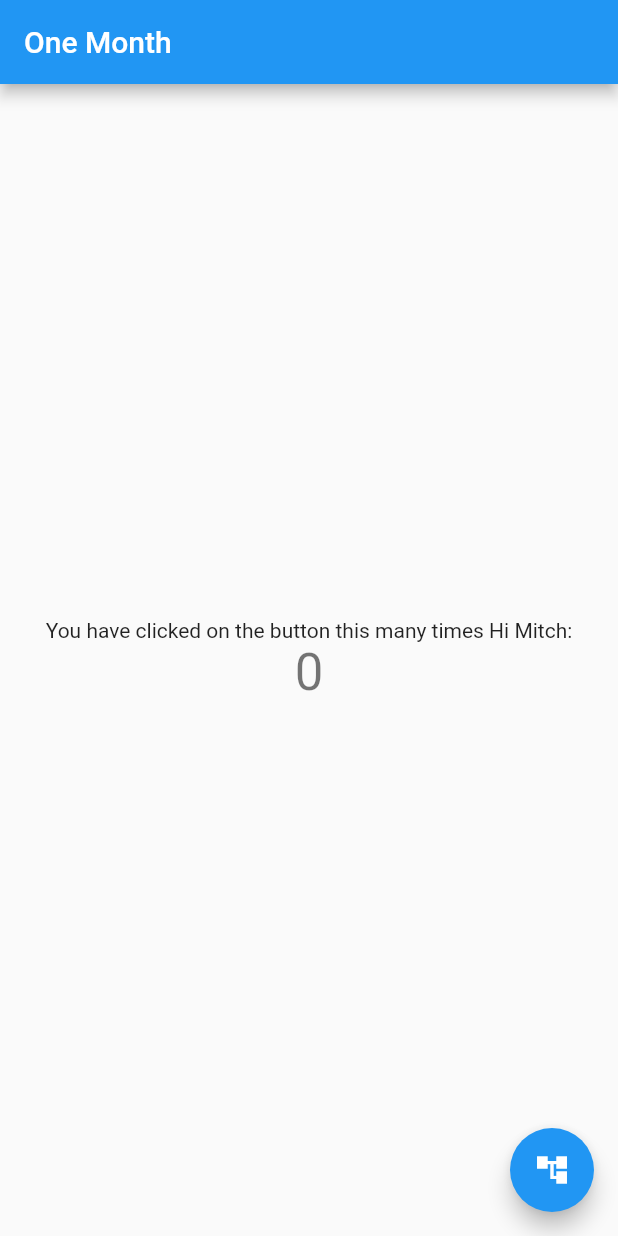
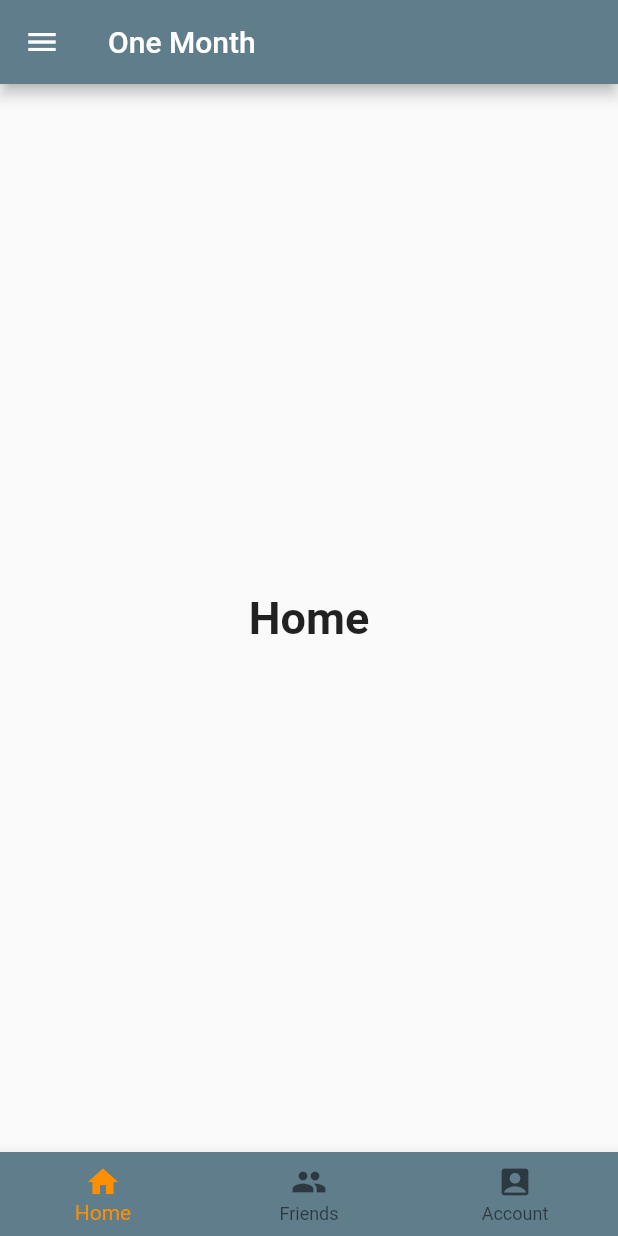
Before and after one commit to mitchrhammond/one-month, a Flutter app: the screen it shows after launch, on a phone screen of 412 x 824 dp. Run offline on Flutter 3.47's test engine with Material 2 defaults, Android fonts, the phone set to English and light mode, and no system bars.

Commit message:
bottom nav bar set with correct lables and icons

```diff
--- a/lib/main.dart
+++ b/lib/main.dart
@@ -1,115 +1,112 @@
 import 'package:flutter/material.dart';
 
-void main() {
-  runApp(MyApp());
-}
+void main() => runApp(MyApp());
 
+/// This is the main application widget.
 class MyApp extends StatelessWidget {
-  // This widget is the root of your application.
+  static const String _title = 'One Month';
+
   @override
   Widget build(BuildContext context) {
     return MaterialApp(
-      title: 'Flutter Demo',
+      title: _title,
       theme: ThemeData(
-        // This is the theme of your application.
-        //
-        // Try running your application with "flutter run". You'll see the
-        // application has a blue toolbar. Then, without quitting the app, try
-        // changing the primarySwatch below to Colors.green and then invoke
-        // "hot reload" (press "r" in the console where you ran "flutter run",
-        // or simply save your changes to "hot reload" in a Flutter IDE).
-        // Notice that the counter didn't reset back to zero; the application
-        // is not restarted.
-        primarySwatch: Colors.blue,
-        // This makes the visual density adapt to the platform that you run
-        // the app on. For desktop platforms, the controls will be smaller and
-        // closer together (more dense) than on mobile platforms.
+        primarySwatch: Colors.blueGrey,
         visualDensity: VisualDensity.adaptivePlatformDensity,
       ),
-      home: MyHomePage(title: 'One Month'),
+      home: MyStatefulWidget(),
     );
   }
 }
 
-class MyHomePage extends StatefulWidget {
-  MyHomePage({Key key, this.title}) : super(key: key);
-
-  // This widget is the home page of your application. It is stateful, meaning
-  // that it has a State object (defined below) that contains fields that affect
-  // how it looks.
-
-  // This class is the configuration for the state. It holds the values (in this
-  // case the title) provided by the parent (in this case the App widget) and
-  // used by the build method of the State. Fields in a Widget subclass are
-  // always marked "final".
-
-  final String title;
+/// This is the stateful widget that the main application instantiates.
+class MyStatefulWidget extends StatefulWidget {
+  MyStatefulWidget({Key key}) : super(key: key);
 
   @override
-  _MyHomePageState createState() => _MyHomePageState();
+  _MyStatefulWidgetState createState() => _MyStatefulWidgetState();
 }
 
-class _MyHomePageState extends State<MyHomePage> {
-  int _counter = 0;
+/// This is the private State class that goes with MyStatefulWidget.
+class _MyStatefulWidgetState extends State<MyStatefulWidget> {
+  int _selectedIndex = 0;
+  static const TextStyle optionStyle =
+      TextStyle(fontSize: 30, fontWeight: FontWeight.bold);
+  static const List<Widget> _widgetOptions = <Widget>[
+    Text(
+      'Home',
+      style: optionStyle,
+    ),
+    Text(
+      'Friends',
+      style: optionStyle,
+    ),
+    Text(
+      'Account',
+      style: optionStyle,
+    ),
+  ];
 
-  void _incrementCounter() {
+  void _onItemTapped(int index) {
     setState(() {
-      // This call to setState tells the Flutter framework that something has
-      // changed in this State, which causes it to rerun the build method below
-      // so that the display can reflect the updated values. If we changed
-      // _counter without calling setState(), then the build method would not be
-      // called again, and so nothing would appear to happen.
-      _counter++;
+      _selectedIndex = index;
     });
   }
 
   @override
   Widget build(BuildContext context) {
-    // This method is rerun every time setState is called, for instance as done
-    // by the _incrementCounter method above.
-    //
-    // The Flutter framework has been optimized to make rerunning build methods
-    // fast, so that you can just rebuild anything that needs updating rather
-    // than having to individually change instances of widgets.
     return Scaffold(
       appBar: AppBar(
-        title: Text(widget.title),
+        title: const Text('One Month'),
       ),
       body: Center(
-        // Center is a layout widget. It takes a single child and positions it
-        // in the middle of the parent.
-        child: Column(
-          // Column is also a layout widget. It takes a list of children and
-          // arranges them vertically. By default, it sizes itself to fit its
-          // children horizontally, and tries to be as tall as its parent.
-          //
-          // Invoke "debug painting" (press "p" in the console, choose the
-          // "Toggle Debug Paint" action from the Flutter Inspector in Android
-          // Studio, or the "Toggle Debug Paint" command in Visual Studio Code)
-          // to see the wireframe for each widget.
-          //
-          // Column has various properties to control how it sizes itself and
-          // how it positions its children. Here we use mainAxisAlignment to
-          // center the children vertically; the main axis here is the vertical
-          // axis because Columns are vertical (the cross axis would be
-          // horizontal).
-          mainAxisAlignment: MainAxisAlignment.center,
+        child: _widgetOptions.elementAt(_selectedIndex),
+      ),
+      drawer: Drawer(
+        child: ListView(
+          padding: EdgeInsets.zero,
           children: <Widget>[
-            Text(
-              'You have clicked on the button this many times Hi Mitch:',
+            DrawerHeader(
+              child: Text('Drawer Header'),
+              decoration: BoxDecoration(
+                color: Colors.blueGrey,
+              ),
             ),
-            Text(
-              '$_counter',
-              style: Theme.of(context).textTheme.headline4,
+            ListTile(
+              title: Text('Item 1'),
+              onTap: () {
+                Navigator.pop(context);
+              },
+            ),
+            ListTile(
+              title: Text('Item 2'),
+              onTap: () {
+                Navigator.pop(context);
+              },
             ),
           ],
         ),
       ),
-      floatingActionButton: FloatingActionButton(
-        onPressed: _incrementCounter,
-        tooltip: 'Increment',
-        child: Icon(Icons.account_tree),
-      ), // This trailing comma makes auto-formatting nicer for build methods.
+      bottomNavigationBar: BottomNavigationBar(
+        items: const <BottomNavigationBarItem>[
+          BottomNavigationBarItem(
+            icon: Icon(Icons.home),
+            label: 'Home',
+          ),
+          BottomNavigationBarItem(
+            icon: Icon(Icons.people),
+            label: 'Friends',
+          ),
+          BottomNavigationBarItem(
+            icon: Icon(Icons.account_box),
+            label: 'Account',
+          ),
+        ],
+        currentIndex: _selectedIndex,
+        backgroundColor: Colors.blueGrey,
+        selectedItemColor: Colors.amber[800],
+        onTap: _onItemTapped,
+      ),
     );
   }
 }
```
